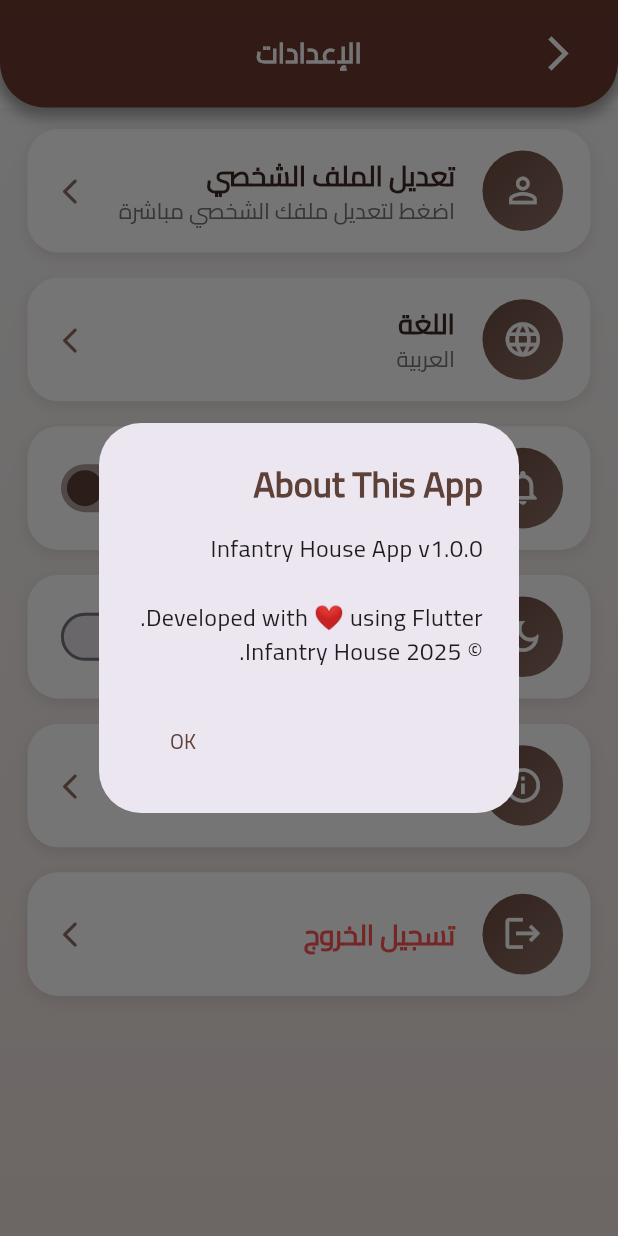
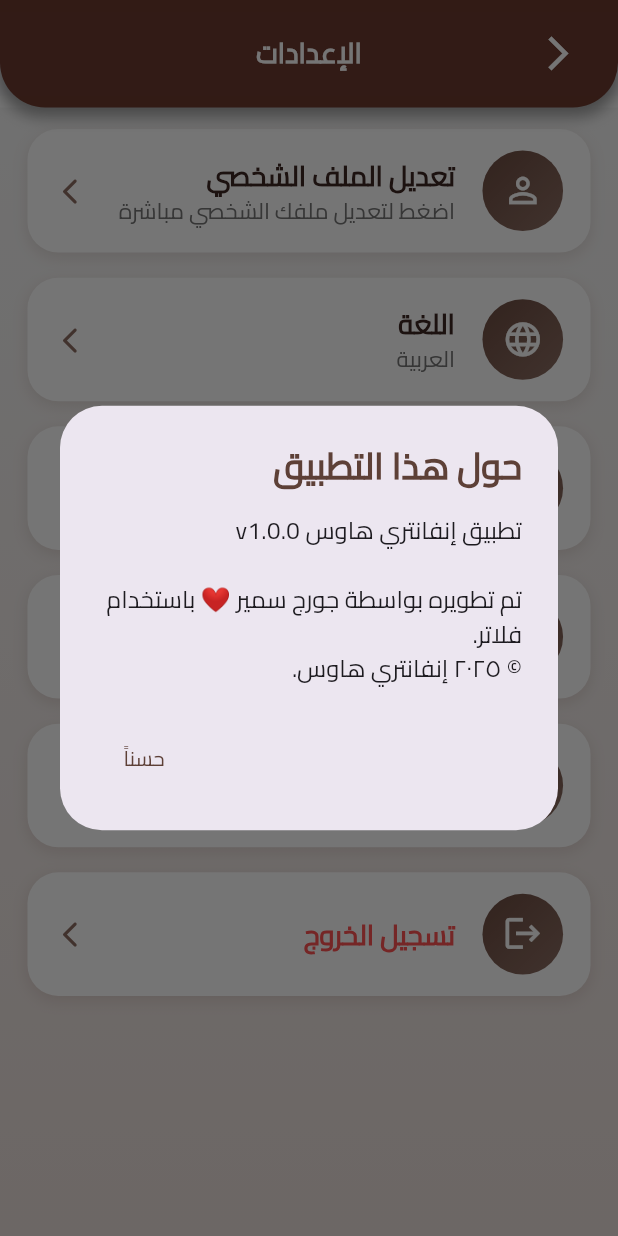
Before and after one commit to George-Samir88/infantry_house_app, a Flutter app: the SettingsView screen opened directly, after a tap on "حول التطبيق", on a phone screen of 412 x 824 dp. Run offline on Flutter 3.47's test engine with Material 3 defaults, Android fonts, the phone set to English and light mode, and no system bars; our stand-ins replace animate_do, animated_text_kit, bloc, carousel_slider, cloud_firestore, connectivity_plus and 13 more; missing offline and left inert: flutter_paypal_payment; accounts and stored records are empty.

Commit message:
finish setting screen

```diff
--- a/lib/l10n/intl_ar.arb
+++ b/lib/l10n/intl_ar.arb
@@ -218,5 +218,8 @@
   "RestartRequiredTitle": "إعادة التشغيل مطلوبة",
   "RestartRequiredMessage": "تغيير اللغة سيتطلب إعادة تشغيل التطبيق.\nهل ترغب في إعادة التشغيل الآن؟",
   "Restart": "إعادة التشغيل",
-  "ChooseLanguage": "اختر اللغة"
+  "ChooseLanguage": "اختر اللغة",
+  "AboutThisAppTitle": "حول هذا التطبيق",
+  "AboutThisAppDescription": "تطبيق إنفانتري هاوس v1.0.0\n\nتم تطويره بواسطة جورج سمير ❤\uFE0F باستخدام فلاتر.\n© ٢٠٢٥ إنفانتري هاوس.",
+  "Ok": "حسناً"
 }
--- a/lib/l10n/intl_en.arb
+++ b/lib/l10n/intl_en.arb
@@ -219,5 +219,8 @@
   "RestartRequiredTitle": "Restart Required",
   "RestartRequiredMessage": "Changing the language will require restarting the app.\nDo you want to restart now?",
   "Restart": "Restart",
-  "ChooseLanguage": "Choose Language"
+  "ChooseLanguage": "Choose Language",
+  "AboutThisAppTitle": "About This App",
+  "AboutThisAppDescription": "Infantry House App v1.0.0\n\nDeveloped by George Samir ❤\uFE0F using Flutter.\n© 2025 Infantry House.",
+  "Ok": "OK"
 }
--- a/lib/views/widgets/setting_view/setting_view.dart
+++ b/lib/views/widgets/setting_view/setting_view.dart
@@ -6,6 +6,7 @@
 import 'package:infantry_house_app/utils/custom_appbar_editing_view.dart';
 import 'package:infantry_house_app/utils/custom_snackBar.dart';
 import 'package:infantry_house_app/views/widgets/menu_view/manager/user_data_cubit.dart';
+import 'package:infantry_house_app/views/widgets/setting_view/show_about_dialog.dart';
 import '../../../utils/show_logout_alert_dialog.dart';
 import '../profile_view/edit_user_profile_view.dart';
 import '../splash_view/splash_view.dart';
@@ -130,7 +131,7 @@
                           icon: Icons.info_outline,
                           title: loc.AboutApp,
                           onTap: () {
-                            _showAboutDialog(context);
+                            showAboutDialogAlert(context);
                           },
                         ),
                         userState is UserDataLogoutLoading
@@ -273,31 +274,4 @@
       },
     );
   }
-
-  // 🧾 About App Dialog
-  void _showAboutDialog(BuildContext context) {
-    showDialog(
-      context: context,
-      builder:
-          (_) => AlertDialog(
-            title: Text(
-              "About This App",
-              style: TextStyle(
-                fontWeight: FontWeight.bold,
-                color: Colors.brown[700],
-              ),
-            ),
-            content: Text(
-              "Infantry House App v1.0.0\n\nDeveloped with ❤️ using Flutter.\n© 2025 Infantry House.",
-              style: TextStyle(fontSize: 14.sp),
-            ),
-            actions: [
-              TextButton(
-                onPressed: () => Navigator.pop(context),
-                child: Text("OK", style: TextStyle(color: Colors.brown[700])),
-              ),
-            ],
-          ),
-    );
-  }
 }
--- /dev/null
+++ b/lib/views/widgets/setting_view/show_about_dialog.dart
@@ -0,0 +1,34 @@
+// 🧾 About App Dialog
+import 'package:flutter/material.dart';
+import 'package:flutter_screenutil/flutter_screenutil.dart';
+
+import '../../../generated/l10n.dart';
+
+void showAboutDialogAlert(BuildContext context) {
+  showDialog(
+    context: context,
+    builder:
+        (_) => AlertDialog(
+          title: Text(
+            S.of(context).AboutThisAppTitle,
+            style: TextStyle(
+              fontWeight: FontWeight.bold,
+              color: Colors.brown[700],
+            ),
+          ),
+          content: Text(
+            S.of(context).AboutThisAppDescription,
+            style: TextStyle(fontSize: 14.sp),
+          ),
+          actions: [
+            TextButton(
+              onPressed: () => Navigator.pop(context),
+              child: Text(
+                S.of(context).Ok,
+                style: TextStyle(color: Colors.brown[700], fontSize: 12.sp),
+              ),
+            ),
+          ],
+        ),
+  );
+}
```
Also changed, not shown: lib/views/widgets/setting_view/manager/setting_cubit.dart (+4 -4 lines), lib/generated/intl/messages_ar.dart, lib/generated/intl/messages_en.dart, lib/generated/l10n.dart.
